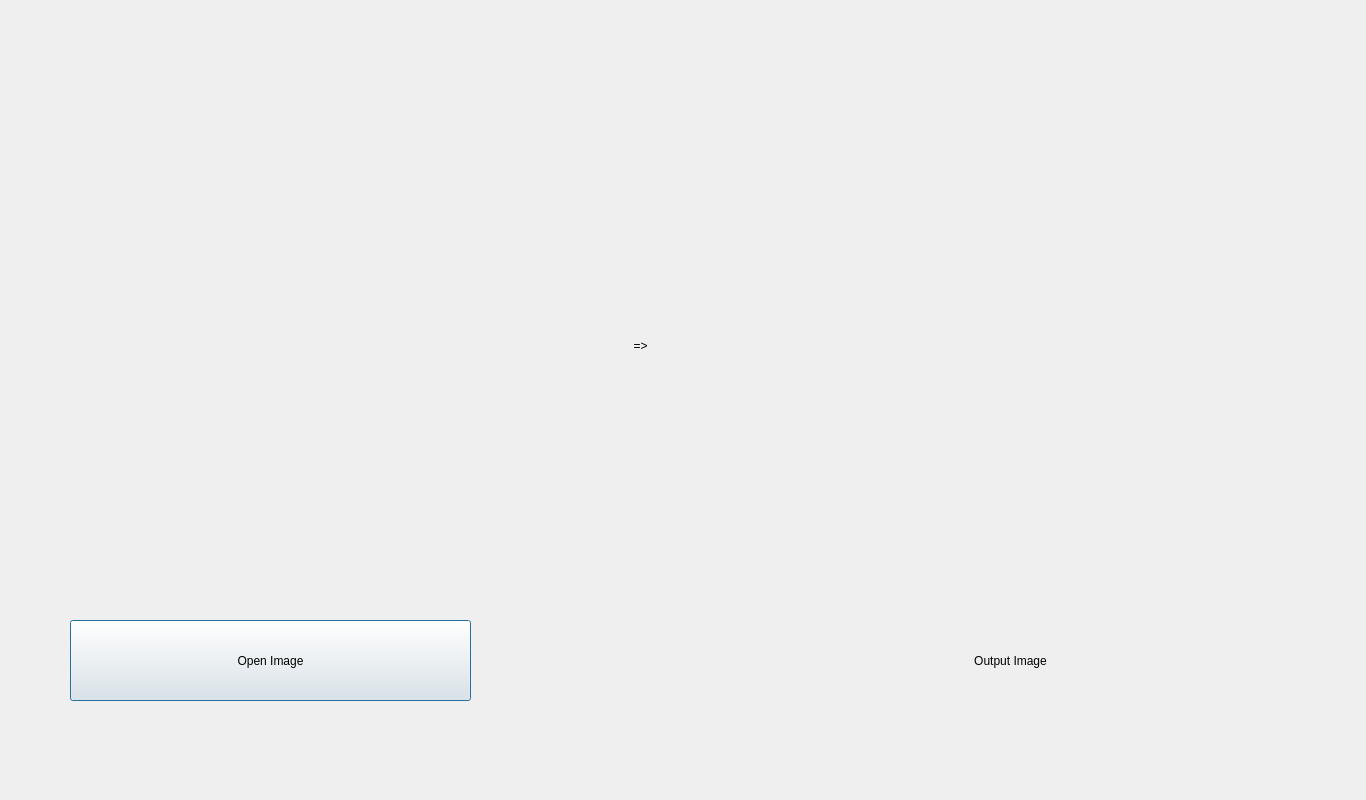
This is All_Project_Files/Final_Project_Files/Laplace_Screen.ui in Haleshot/Image_Processing as Qt 5 draws it before an edit. The edited form follows.
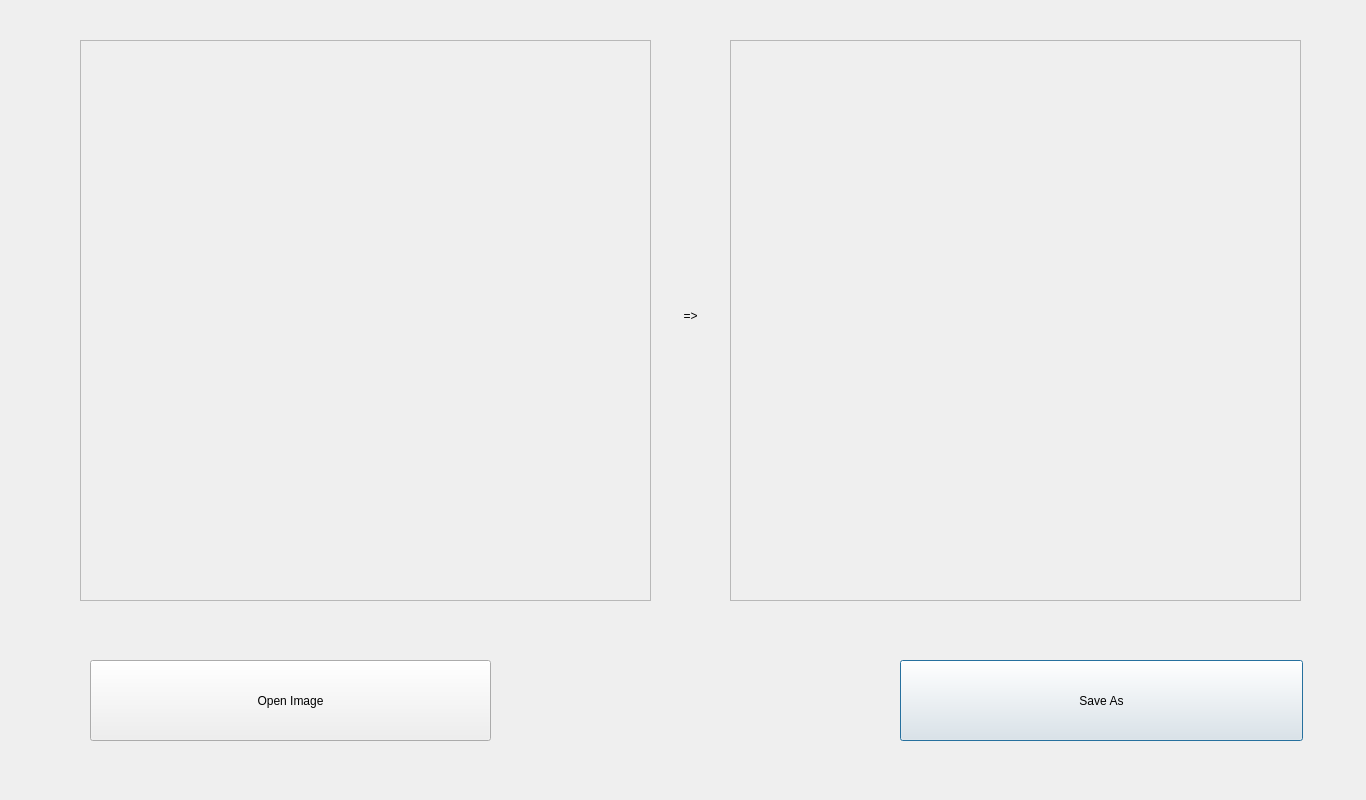
This is the edited form.

```diff
--- a/All_Project_Files/Final_Project_Files/Laplace_Screen.ui
+++ b/All_Project_Files/Final_Project_Files/Laplace_Screen.ui
@@ -13,23 +13,31 @@
   <property name="windowTitle">
    <string>Dialog</string>
   </property>
-  <widget class="QPushButton" name="Open_Image_Button">
+  <widget class="QScrollArea" name="scrollArea">
    <property name="geometry">
     <rect>
-     <x>70</x>
-     <y>620</y>
-     <width>401</width>
-     <height>81</height>
+     <x>80</x>
+     <y>40</y>
+     <width>571</width>
+     <height>561</height>
     </rect>
    </property>
-   <property name="text">
-    <string>Open Image</string>
+   <property name="widgetResizable">
+    <bool>true</bool>
    </property>
-  </widget>
-  <widget class="QLabel" name="label_2">
+   <widget class="QWidget" name="scrollAreaWidgetContents">
    <property name="geometry">
     <rect>
-     <x>690</x>
+      <x>0</x>
+      <y>0</y>
+      <width>569</width>
+      <height>559</height>
+     </rect>
+    </property>
+    <widget class="QLabel" name="label">
+     <property name="geometry">
+      <rect>
+       <x>10</x>
      <y>20</y>
      <width>571</width>
      <height>561</height>
@@ -38,12 +46,14 @@
    <property name="text">
     <string/>
    </property>
+    </widget>
+   </widget>
   </widget>
   <widget class="QLabel" name="label_3">
    <property name="geometry">
     <rect>
-     <x>610</x>
-     <y>330</y>
+     <x>660</x>
+     <y>300</y>
      <width>61</width>
      <height>31</height>
     </rect>
@@ -58,26 +68,28 @@
     <set>Qt::AlignCenter</set>
    </property>
   </widget>
-  <widget class="QLabel" name="label_4">
+  <widget class="QScrollArea" name="scrollArea_2">
    <property name="geometry">
     <rect>
-     <x>870</x>
-     <y>640</y>
-     <width>281</width>
-     <height>41</height>
+     <x>730</x>
+     <y>40</y>
+     <width>571</width>
+     <height>561</height>
     </rect>
    </property>
-   <property name="styleSheet">
-    <string notr="true">font: 16pt &quot;MS Shell Dlg 2&quot;;</string>
+   <property name="widgetResizable">
+    <bool>true</bool>
    </property>
-   <property name="text">
-    <string>Output Image</string>
-   </property>
-   <property name="alignment">
-    <set>Qt::AlignCenter</set>
-   </property>
-  </widget>
-  <widget class="QLabel" name="label">
+   <widget class="QWidget" name="scrollAreaWidgetContents_2">
+    <property name="geometry">
+     <rect>
+      <x>0</x>
+      <y>0</y>
+      <width>569</width>
+      <height>559</height>
+     </rect>
+    </property>
+    <widget class="QLabel" name="label_2">
    <property name="geometry">
     <rect>
      <x>10</x>
@@ -88,13 +100,28 @@
    </property>
    <property name="text">
     <string/>
+     </property>
+    </widget>
+   </widget>
+  </widget>
+  <widget class="QPushButton" name="Save_As">
+   <property name="geometry">
+    <rect>
+     <x>900</x>
+     <y>660</y>
+     <width>403</width>
+     <height>81</height>
+    </rect>
+   </property>
+   <property name="text">
+    <string>Save As</string>
    </property>
   </widget>
   <widget class="QLabel" name="label_5">
    <property name="geometry">
     <rect>
-     <x>410</x>
-     <y>730</y>
+     <x>400</x>
+     <y>740</y>
      <width>581</width>
      <height>41</height>
     </rect>
@@ -104,6 +131,22 @@
    </property>
    <property name="text">
     <string/>
+   </property>
+   <property name="alignment">
+    <set>Qt::AlignCenter</set>
+   </property>
+  </widget>
+  <widget class="QPushButton" name="Open_Image_Button">
+   <property name="geometry">
+    <rect>
+     <x>90</x>
+     <y>660</y>
+     <width>401</width>
+     <height>81</height>
+    </rect>
+   </property>
+   <property name="text">
+    <string>Open Image</string>
    </property>
   </widget>
  </widget>
```
Lines whose indentation alone changed are shown as unchanged.
